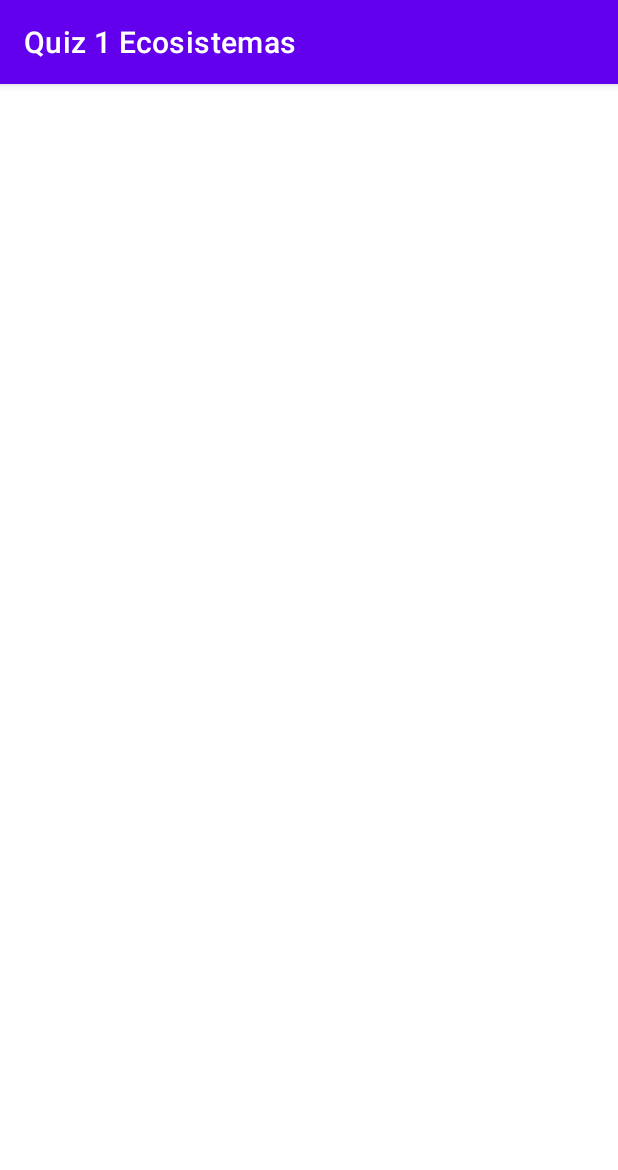
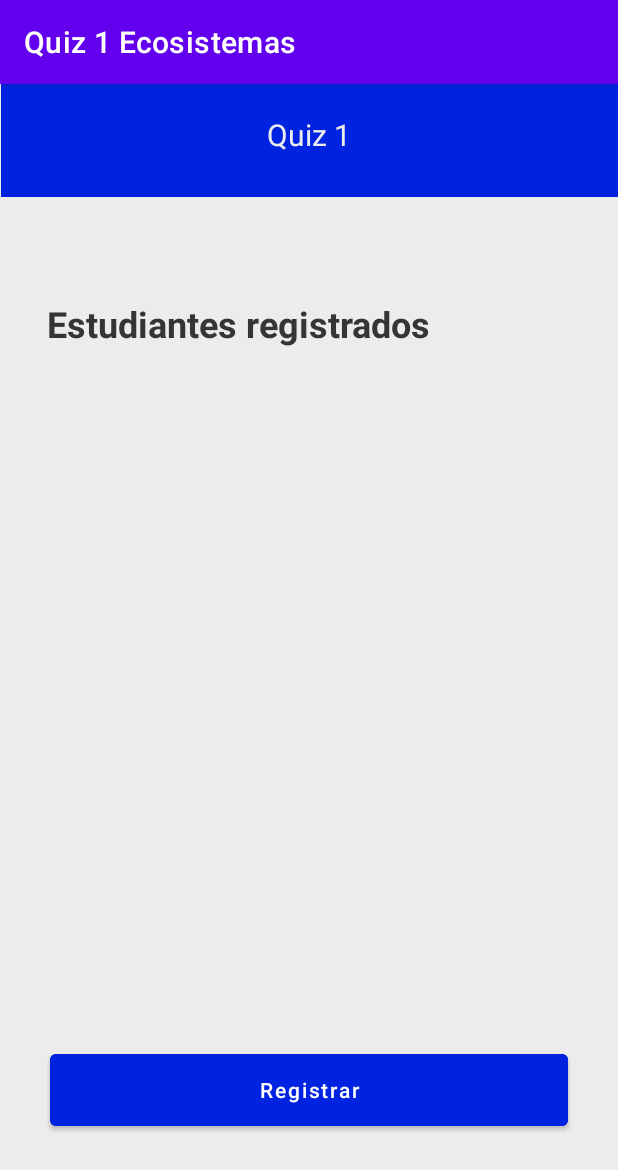
Before and after one commit to Brand2899/Quiz1_Ecosistemas_AlejandroBrand, an Android app: the screen it shows after launch (MainActivity), on a phone screen of 412 x 824 dp. Shown: the top 1170 px of the screen. Run offline under Robolectric (Android 15) with nearby library versions, the phone set to English and light mode, and no system bars.

Commit message:
pagina principal creada

```diff
--- a/app/src/main/java/com/example/quiz1ecosistemas/MainActivity.java
+++ b/app/src/main/java/com/example/quiz1ecosistemas/MainActivity.java
@@ -1,13 +1,42 @@
 package com.example.quiz1ecosistemas;
 
 import androidx.appcompat.app.AppCompatActivity;
+import androidx.constraintlayout.widget.ConstraintLayout;
+
+import android.content.Intent;
 import android.os.Bundle;
+import android.view.View;
+import android.widget.Button;
+import android.widget.TextView;
 
 public class MainActivity extends AppCompatActivity {
+
+    private TextView txtHead;
+    private TextView txtTitle;
+
+    private ConstraintLayout container_big;
+    private ConstraintLayout container_text;
+
+    private Button bnRegister;
 
     @Override
     protected void onCreate(Bundle savedInstanceState) {
         super.onCreate(savedInstanceState);
         setContentView(R.layout.activity_main);
+
+        txtHead = findViewById(R.id.txtHead);
+        txtTitle = findViewById(R.id.txtTitle);
+
+        container_big = findViewById(R.id.container_big);
+        container_text = findViewById(R.id.container_text);
+
+        bnRegister = findViewById(R.id.bnRegister);
+
+        bnRegister.setOnClickListener(
+                (v) -> {
+                    //Intent i = new Intent();
+                }
+        );
+
     }
 }
--- a/app/src/main/res/layout/activity_main.xml
+++ b/app/src/main/res/layout/activity_main.xml
@@ -1,8 +1,70 @@
 <?xml version="1.0" encoding="utf-8"?>
-<androidx.constraintlayout.widget.ConstraintLayout
-    xmlns:android="http://schemas.android.com/apk/res/android"
+<androidx.constraintlayout.widget.ConstraintLayout xmlns:android="http://schemas.android.com/apk/res/android"
+    xmlns:app="http://schemas.android.com/apk/res-auto"
     xmlns:tools="http://schemas.android.com/tools"
-    xmlns:app="http://schemas.android.com/apk/res-auto"
     android:layout_width="match_parent"
     android:layout_height="match_parent"
-    tools:context=".MainActivity"/>
+    android:background="#ECECEC"
+    tools:context=".MainActivity">
+
+    <TextView
+        android:id="@+id/txtHead"
+        android:layout_width="411dp"
+        android:layout_height="75dp"
+        android:background="#0022E1"
+        android:padding="20dp"
+        android:text="Quiz 1"
+        android:textAlignment="center"
+        android:textColor="#FFECECEC"
+        android:textSize="20sp"
+        app:layout_constraintEnd_toEndOf="parent"
+        app:layout_constraintStart_toStartOf="parent"
+        app:layout_constraintTop_toTopOf="parent" />
+
+    <androidx.constraintlayout.widget.ConstraintLayout
+        android:id="@+id/container_big"
+        android:layout_width="349dp"
+        android:layout_height="557dp"
+        app:layout_constraintBottom_toBottomOf="parent"
+        app:layout_constraintEnd_toEndOf="parent"
+        app:layout_constraintStart_toStartOf="parent"
+        app:layout_constraintTop_toBottomOf="@+id/txtHead">
+
+        <TextView
+            android:id="@+id/txtTitle"
+            android:layout_width="wrap_content"
+            android:layout_height="wrap_content"
+            android:text="Estudiantes registrados"
+            android:textColor="#353535"
+            android:textSize="24sp"
+            android:textStyle="bold"
+            app:layout_constraintStart_toStartOf="parent"
+            app:layout_constraintTop_toTopOf="parent" />
+
+        <Button
+            android:id="@+id/bnRegister"
+            android:layout_width="345dp"
+            android:layout_height="60dp"
+            android:backgroundTint="#0022E1"
+            android:text="Registrar"
+            android:textAllCaps="false"
+            android:textColor="#FFFFFF"
+            app:layout_constraintBottom_toBottomOf="parent"
+            app:layout_constraintEnd_toEndOf="parent"
+            app:layout_constraintHorizontal_bias="0.479"
+            app:layout_constraintStart_toStartOf="parent" />
+
+        <androidx.constraintlayout.widget.ConstraintLayout
+            android:id="@+id/container_text"
+            android:layout_width="349dp"
+            android:layout_height="431dp"
+            android:layout_marginTop="32dp"
+            app:layout_constraintEnd_toEndOf="parent"
+            app:layout_constraintStart_toStartOf="parent"
+            app:layout_constraintTop_toBottomOf="@+id/txtTitle">
+
+        </androidx.constraintlayout.widget.ConstraintLayout>
+
+    </androidx.constraintlayout.widget.ConstraintLayout>
+
+</androidx.constraintlayout.widget.ConstraintLayout>
```
